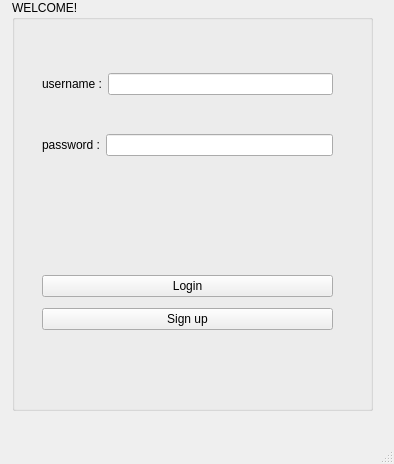
Old version of the form Store/mainwindow.ui in the repository Mitraaaaa/Store.
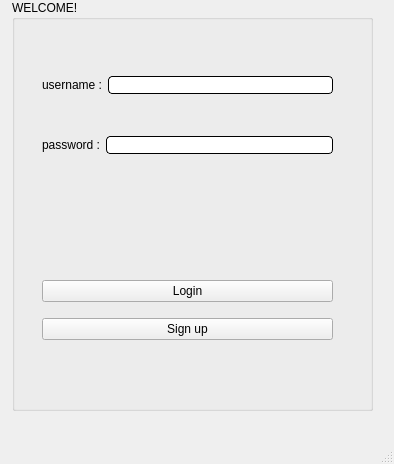
New version of the form.

Commit message: Backgroud color+Icons in main_page (styleSheet)

The edit to the form file:
```diff
--- a/Store/mainwindow.ui
+++ b/Store/mainwindow.ui
@@ -18,29 +18,35 @@
   </property>
   <widget class="QWidget" name="centralwidget">
    <property name="styleSheet">
-    <string notr="true">
-#login
+    <string notr="true">#login
 {
  background: qlineargradient(x1:0, y1:0, x2:1, y2:1,
                 stop:0 white, stop: 0.4 rgb(155, 154, 156) stop:0.8 rgb(255, 163, 168));
-	font: 75 14pt &quot;Comic Sans MS&quot;;
+	font: 75 16pt &quot;Comic Sans MS&quot;;
 }
 #signup
 {
 background: qlineargradient(x1:0, y1:0, x2:1, y2:1,
                 stop:0 white, stop: 0.2 rgb(255, 163, 168) , stop:0.7 rgb(155, 154, 156));
 	
-	font: 75 14pt &quot;Comic Sans MS&quot;;
+	font: 75 16pt &quot;Comic Sans MS&quot;;
 }
 QLineEdit
 {
-	
+	 border-width: 1px;
+    border-style: solid;
+    border-radius: 4px;
 	font: 15pt &quot;Papyrus&quot;;
 }
+
 #centralwidget
 {
 background: qconicalgradient(cx:0.5, cy:0.5, angle:30,
                 stop:0 white stop:1 rgb(255, 132, 129))
+}
+
+QPushButton:hover {
+color:white;
 }</string>
    </property>
    <widget class="QGroupBox" name="welcomepage">
@@ -64,7 +70,7 @@
        <x>30</x>
        <y>270</y>
        <width>291</width>
-       <height>66</height>
+       <height>81</height>
       </rect>
      </property>
      <layout class="QVBoxLayout" name="verticalLayout">
```
The commit also changes 14 other files.
